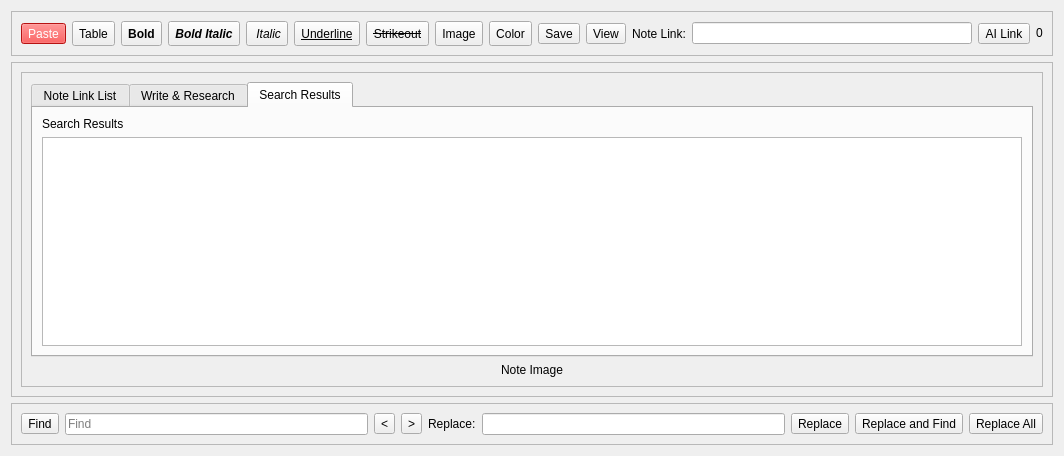
This is src/Notes/Notes.ui in ic005k/Knot as Qt 5 draws it before an edit. The edited form follows.
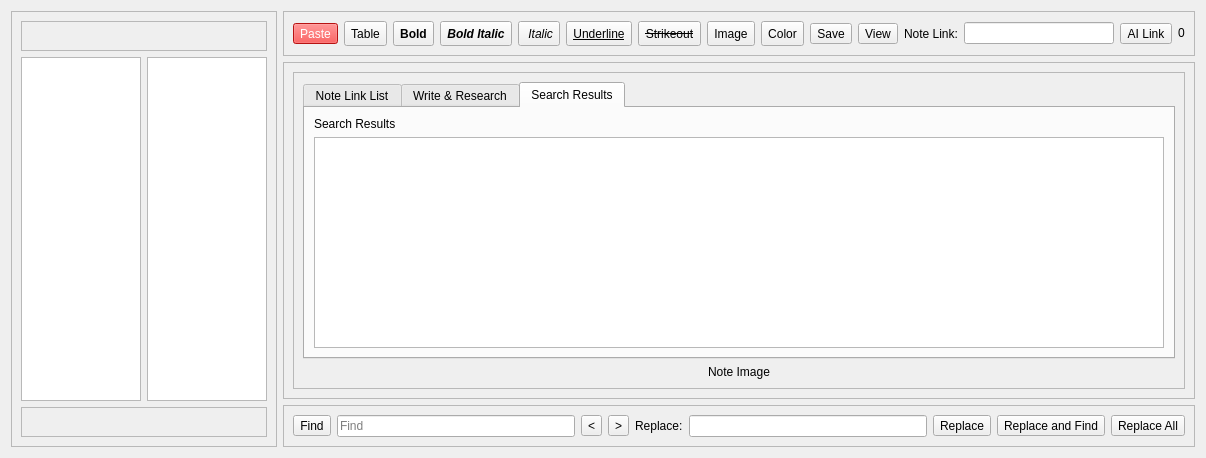
This is the edited form. Icons and pictures are not drawn.

Patch:
```diff
--- a/src/Notes/Notes.ui
+++ b/src/Notes/Notes.ui
@@ -7,12 +7,82 @@
     <x>0</x>
     <y>0</y>
     <width>1064</width>
-    <height>456</height>
+    <height>458</height>
    </rect>
   </property>
   <property name="windowTitle">
    <string>Notes</string>
   </property>
+  <layout class="QHBoxLayout" name="horizontalLayout_7">
+   <item>
+    <widget class="QFrame" name="f_NoteList">
+     <property name="frameShape">
+      <enum>QFrame::Shape::StyledPanel</enum>
+     </property>
+     <property name="frameShadow">
+      <enum>QFrame::Shadow::Raised</enum>
+     </property>
+     <layout class="QVBoxLayout" name="verticalLayout_8">
+      <item>
+       <widget class="QFrame" name="f_NoteFunTop">
+        <property name="minimumSize">
+         <size>
+          <width>0</width>
+          <height>30</height>
+         </size>
+        </property>
+        <property name="frameShape">
+         <enum>QFrame::Shape::StyledPanel</enum>
+        </property>
+        <property name="frameShadow">
+         <enum>QFrame::Shadow::Raised</enum>
+        </property>
+       </widget>
+      </item>
+      <item>
+       <layout class="QHBoxLayout" name="horizontalLayout_6">
+        <item>
+         <widget class="QListWidget" name="listNoteBook">
+          <property name="minimumSize">
+           <size>
+            <width>120</width>
+            <height>0</height>
+           </size>
+          </property>
+         </widget>
+        </item>
+        <item>
+         <widget class="QListWidget" name="listNoteList">
+          <property name="minimumSize">
+           <size>
+            <width>120</width>
+            <height>0</height>
+           </size>
+          </property>
+         </widget>
+        </item>
+       </layout>
+      </item>
+      <item>
+       <widget class="QFrame" name="f_FunBottom">
+        <property name="minimumSize">
+         <size>
+          <width>0</width>
+          <height>30</height>
+         </size>
+        </property>
+        <property name="frameShape">
+         <enum>QFrame::Shape::StyledPanel</enum>
+        </property>
+        <property name="frameShadow">
+         <enum>QFrame::Shadow::Raised</enum>
+        </property>
+       </widget>
+      </item>
+     </layout>
+    </widget>
+   </item>
+   <item>
   <layout class="QVBoxLayout" name="verticalLayout_3">
    <item>
     <widget class="QFrame" name="f_ToolBar">
@@ -819,6 +889,8 @@
       </item>
      </layout>
     </widget>
+     </item>
+    </layout>
    </item>
   </layout>
  </widget>
```
Lines whose indentation alone changed are shown as unchanged.
